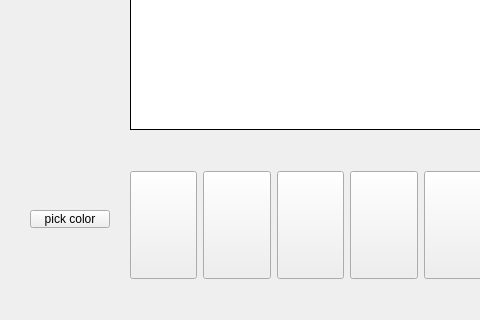
Qt form mainwindow.ui (ElijahTolton/SpriteSmith) before a commit; both pictures show x 0 to 480 and y 280 to 600 of the 800 by 600 pixel window.
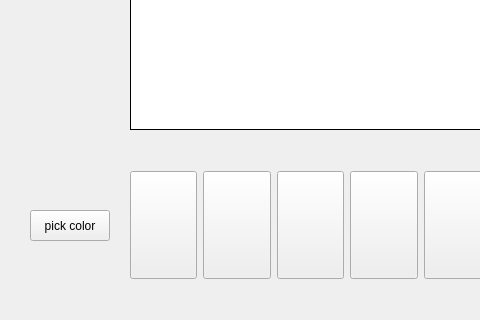
The same form after that commit. Custom widgets are drawn as their Qt base class.

Patch:
```diff
--- a/mainwindow.ui
+++ b/mainwindow.ui
@@ -215,7 +215,7 @@
       <x>30</x>
       <y>490</y>
       <width>80</width>
-      <height>18</height>
+      <height>31</height>
      </rect>
     </property>
     <property name="text">
```
Left out of the diff: 3 changed lines with no effect on the pictures.
